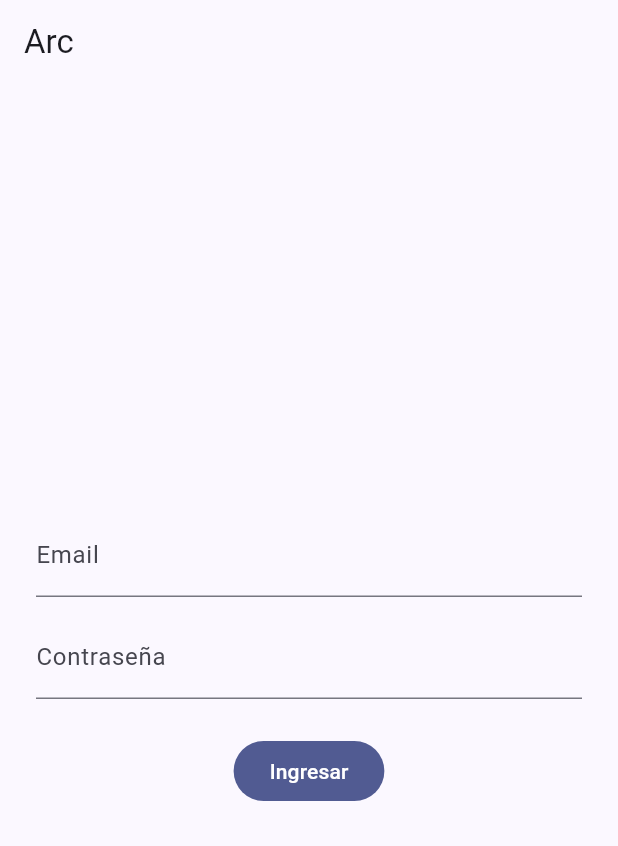
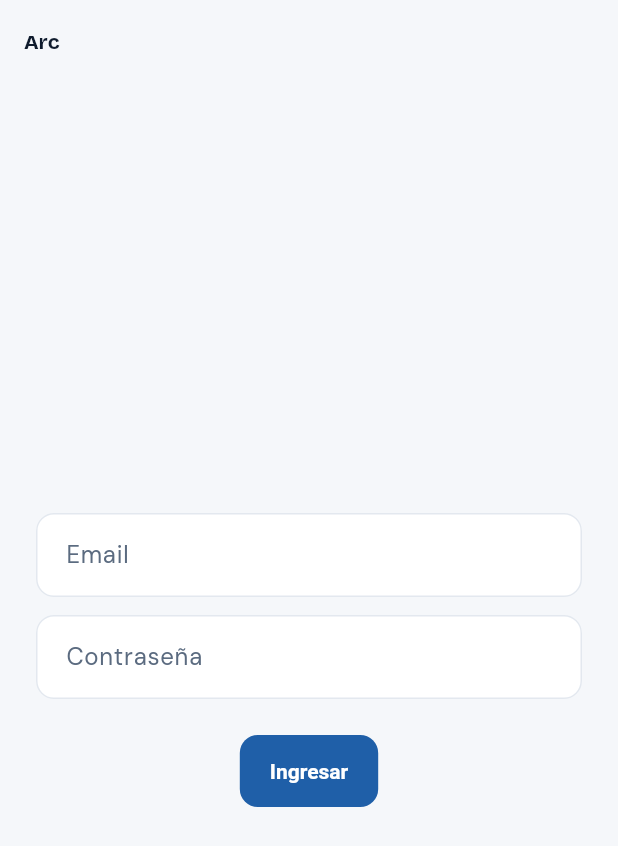
Before and after one commit to Aether-Developers-UY/arc, a Flutter app: the screen it shows after launch, on a phone screen of 412 x 824 dp. Shown: the top 846 px of the screen. Run offline on Flutter 3.47's test engine with Material 3 defaults, Android fonts, the phone set to English and light mode, and no system bars; our stand-ins replace audioplayers, dio, file_picker, flutter_riverpod, flutter_secure_storage, google_fonts and 1 more.

Commit message:
Add Arca palette, theme extension, and light/dark themes
Co-Authored-By: Claude Sonnet 5 <noreply@anthropic.com>

```diff
--- /dev/null
+++ b/arc_app/lib/core/theme/arca_palette.dart
@@ -0,0 +1,57 @@
+import 'package:flutter/material.dart';
+
+/// Raw colour values for one theme. Water blue for the interface, gold
+/// reserved for chords — the only warm colour in the app.
+class ArcaPalette {
+  const ArcaPalette({
+    required this.background,
+    required this.surface,
+    required this.surfaceElevated,
+    required this.border,
+    required this.primary,
+    required this.onPrimary,
+    required this.text,
+    required this.textSecondary,
+    required this.chord,
+    required this.error,
+  });
+
+  final Color background;
+  final Color surface;
+  final Color surfaceElevated;
+  final Color border;
+  final Color primary;
+  final Color onPrimary;
+  final Color text;
+  final Color textSecondary;
+  final Color chord;
+  final Color error;
+
+  /// "Diluvio" — deep water.
+  static const night = ArcaPalette(
+    background: Color(0xFF0B1420),
+    surface: Color(0xFF122033),
+    surfaceElevated: Color(0xFF1B2E47),
+    border: Color(0xFF243A57),
+    primary: Color(0xFF4C9BE8),
+    onPrimary: Color(0xFF06131F),
+    text: Color(0xFFE8EEF6),
+    textSecondary: Color(0xFF8FA3BC),
+    chord: Color(0xFFF2B441),
+    error: Color(0xFFFF7A7A),
+  );
+
+  /// "Día".
+  static const day = ArcaPalette(
+    background: Color(0xFFF5F7FA),
+    surface: Color(0xFFFFFFFF),
+    surfaceElevated: Color(0xFFEEF2F7),
+    border: Color(0xFFE3E8EF),
+    primary: Color(0xFF1F5FA8),
+    onPrimary: Color(0xFFFFFFFF),
+    text: Color(0xFF0F1B2D),
+    textSecondary: Color(0xFF5B6B80),
+    chord: Color(0xFFA8650A),
+    error: Color(0xFFC0392B),
+  );
+}
--- /dev/null
+++ b/arc_app/lib/core/theme/arca_theme.dart
@@ -0,0 +1,140 @@
+import 'package:flutter/material.dart';
+import 'package:google_fonts/google_fonts.dart';
+
+import 'arca_palette.dart';
+import 'arca_tokens.dart';
+
+class ArcaTheme {
+  ArcaTheme._();
+
+  /// When false, the system default fonts are used instead of fetching
+  /// Google Fonts. Tests set this to false to avoid network access.
+  static bool useGoogleFonts = true;
+
+  static ThemeData light() => _build(ArcaPalette.day, Brightness.light);
+  static ThemeData dark() => _build(ArcaPalette.night, Brightness.dark);
+
+  /// Monospace style for chords, so they align over the lyrics.
+  static TextStyle mono(TextStyle base) => useGoogleFonts
+      ? GoogleFonts.jetBrainsMono(textStyle: base)
+      : base.copyWith(fontFamily: 'monospace');
+
+  static TextTheme _textTheme(ArcaPalette p, Brightness brightness) {
+    final base = ThemeData(brightness: brightness)
+        .textTheme
+        .apply(bodyColor: p.text, displayColor: p.text);
+    if (!useGoogleFonts) return base;
+
+    final body = GoogleFonts.dmSansTextTheme(base);
+    TextStyle? head(TextStyle? s) =>
+        GoogleFonts.bricolageGrotesque(textStyle: s, fontWeight: FontWeight.w700);
+
+    return body.copyWith(
+      displaySmall: head(body.displaySmall),
+      headlineLarge: head(body.headlineLarge),
+      headlineMedium: head(body.headlineMedium),
+      headlineSmall: head(body.headlineSmall),
+      titleLarge: head(body.titleLarge),
+    );
+  }
+
+  static ThemeData _build(ArcaPalette p, Brightness brightness) {
+    final isDark = brightness == Brightness.dark;
+    final scheme = ColorScheme(
+      brightness: brightness,
+      primary: p.primary,
+      onPrimary: p.onPrimary,
+      secondary: p.chord,
+      onSecondary: isDark ? const Color(0xFF1A1200) : Colors.white,
+      error: p.error,
+      onError: isDark ? const Color(0xFF2A0A0A) : Colors.white,
+      surface: p.surface,
+      onSurface: p.text,
+      surfaceContainerHighest: p.surfaceElevated,
+      onSurfaceVariant: p.textSecondary,
+      outline: p.border,
+      outlineVariant: p.border,
+    );
+
+    final text = _textTheme(p, brightness);
+    final fieldBorder = OutlineInputBorder(
+      borderRadius: BorderRadius.circular(12),
+      borderSide: BorderSide(color: p.border),
+    );
+
+    return ThemeData(
+      useMaterial3: true,
+      brightness: brightness,
+      colorScheme: scheme,
+      scaffoldBackgroundColor: p.background,
+      textTheme: text,
+      dividerColor: p.border,
+      dividerTheme: DividerThemeData(color: p.border, space: 1, thickness: 1),
+      extensions: [
+        ArcaTokens(
+          chord: p.chord,
+          textSecondary: p.textSecondary,
+          surfaceElevated: p.surfaceElevated,
+          border: p.border,
+        ),
+      ],
+      appBarTheme: AppBarTheme(
+        backgroundColor: p.background,
+        foregroundColor: p.text,
+        surfaceTintColor: Colors.transparent,
+        elevation: 0,
+        scrolledUnderElevation: 0,
+        titleTextStyle: text.titleLarge?.copyWith(color: p.text),
+      ),
+      inputDecorationTheme: InputDecorationTheme(
+        filled: true,
+        fillColor: p.surface,
+        border: fieldBorder,
+        enabledBorder: fieldBorder,
+        focusedBorder: fieldBorder.copyWith(
+          borderSide: BorderSide(color: p.primary, width: 1.6),
+        ),
+        errorBorder: fieldBorder.copyWith(borderSide: BorderSide(color: p.error)),
+        contentPadding: const EdgeInsets.symmetric(horizontal: 16, vertical: 16),
+        labelStyle: TextStyle(color: p.textSecondary),
+        hintStyle: TextStyle(color: p.textSecondary),
+      ),
+      filledButtonTheme: FilledButtonThemeData(
+        style: FilledButton.styleFrom(
+          minimumSize: const Size(0, 48),
+          padding: const EdgeInsets.symmetric(horizontal: 20),
+          shape: RoundedRectangleBorder(borderRadius: BorderRadius.circular(12)),
+          textStyle: const TextStyle(fontWeight: FontWeight.w600),
+        ),
+      ),
+      outlinedButtonTheme: OutlinedButtonThemeData(
+        style: OutlinedButton.styleFrom(
+          minimumSize: const Size(0, 48),
+          side: BorderSide(color: p.border),
+          shape: RoundedRectangleBorder(borderRadius: BorderRadius.circular(12)),
+        ),
+      ),
+      navigationBarTheme: NavigationBarThemeData(
+        backgroundColor: p.surface,
+        surfaceTintColor: Colors.transparent,
+        indicatorColor: p.primary.withValues(alpha: 0.18),
+        labelTextStyle: WidgetStatePropertyAll(
+          TextStyle(fontSize: 12, fontWeight: FontWeight.w600, color: p.text),
+        ),
+      ),
+      chipTheme: ChipThemeData(
+        backgroundColor: p.surface,
+        selectedColor: p.primary.withValues(alpha: 0.2),
+        side: BorderSide(color: p.border),
+        shape: RoundedRectangleBorder(borderRadius: BorderRadius.circular(10)),
+        labelStyle: TextStyle(color: p.text),
+      ),
+      snackBarTheme: SnackBarThemeData(
+        behavior: SnackBarBehavior.floating,
+        backgroundColor: p.surfaceElevated,
+        contentTextStyle: TextStyle(color: p.text),
+        shape: RoundedRectangleBorder(borderRadius: BorderRadius.circular(12)),
+      ),
+    );
+  }
+}
--- /dev/null
+++ b/arc_app/lib/core/theme/arca_tokens.dart
@@ -0,0 +1,46 @@
+import 'package:flutter/material.dart';
+
+/// Design tokens that don't fit Material's ColorScheme.
+@immutable
+class ArcaTokens extends ThemeExtension<ArcaTokens> {
+  const ArcaTokens({
+    required this.chord,
+    required this.textSecondary,
+    required this.surfaceElevated,
+    required this.border,
+  });
+
+  final Color chord;
+  final Color textSecondary;
+  final Color surfaceElevated;
+  final Color border;
+
+  @override
+  ArcaTokens copyWith({
+    Color? chord,
+    Color? textSecondary,
+    Color? surfaceElevated,
+    Color? border,
+  }) =>
+      ArcaTokens(
+        chord: chord ?? this.chord,
+        textSecondary: textSecondary ?? this.textSecondary,
+        surfaceElevated: surfaceElevated ?? this.surfaceElevated,
+        border: border ?? this.border,
+      );
+
+  @override
+  ArcaTokens lerp(ThemeExtension<ArcaTokens>? other, double t) {
+    if (other is! ArcaTokens) return this;
+    return ArcaTokens(
+      chord: Color.lerp(chord, other.chord, t)!,
+      textSecondary: Color.lerp(textSecondary, other.textSecondary, t)!,
+      surfaceElevated: Color.lerp(surfaceElevated, other.surfaceElevated, t)!,
+      border: Color.lerp(border, other.border, t)!,
+    );
+  }
+}
+
+extension ArcaContext on BuildContext {
+  ArcaTokens get arca => Theme.of(this).extension<ArcaTokens>()!;
+}
--- a/arc_app/lib/main.dart
+++ b/arc_app/lib/main.dart
@@ -1,6 +1,7 @@
 import 'package:flutter/material.dart';
 import 'package:flutter_riverpod/flutter_riverpod.dart';
 
+import 'core/theme/arca_theme.dart';
 import 'features/auth/auth_provider.dart';
 import 'features/auth/login_screen.dart';
 import 'features/songs/song_list_screen.dart';
@@ -28,8 +29,11 @@ class ArcApp extends ConsumerWidget {
     }
 
     return MaterialApp(
-      title: 'Arc',
-      theme: ThemeData(colorSchemeSeed: Colors.indigo, useMaterial3: true),
+      title: 'Arca',
+      debugShowCheckedModeBanner: false,
+      theme: ArcaTheme.light(),
+      darkTheme: ArcaTheme.dark(),
+      themeMode: ThemeMode.system,
       home: home,
     );
   }
--- a/arc_app/pubspec.yaml
+++ b/arc_app/pubspec.yaml
@@ -42,6 +42,7 @@ dependencies:
   audioplayers: ^6.8.1
   url_launcher: ^6.3.2
   path_provider: ^2.1.6
+  google_fonts: ^8.2.1
 
 dev_dependencies:
   flutter_test:
```
Also changed, not shown: arc_app/pubspec.lock, 2 other files.
